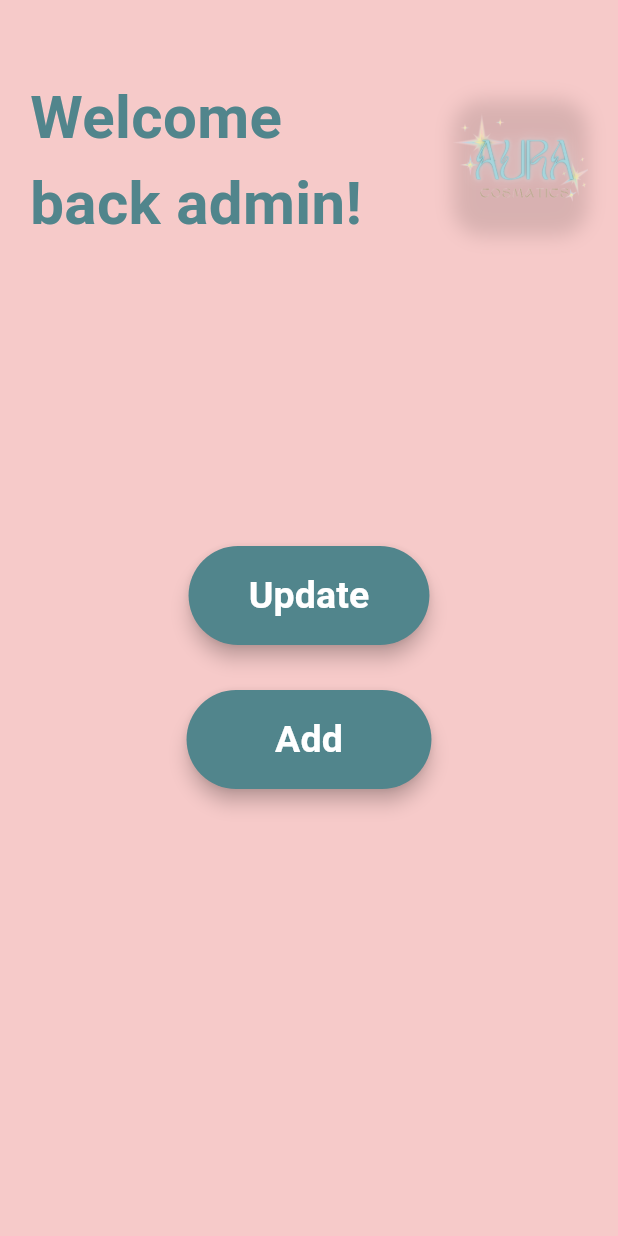
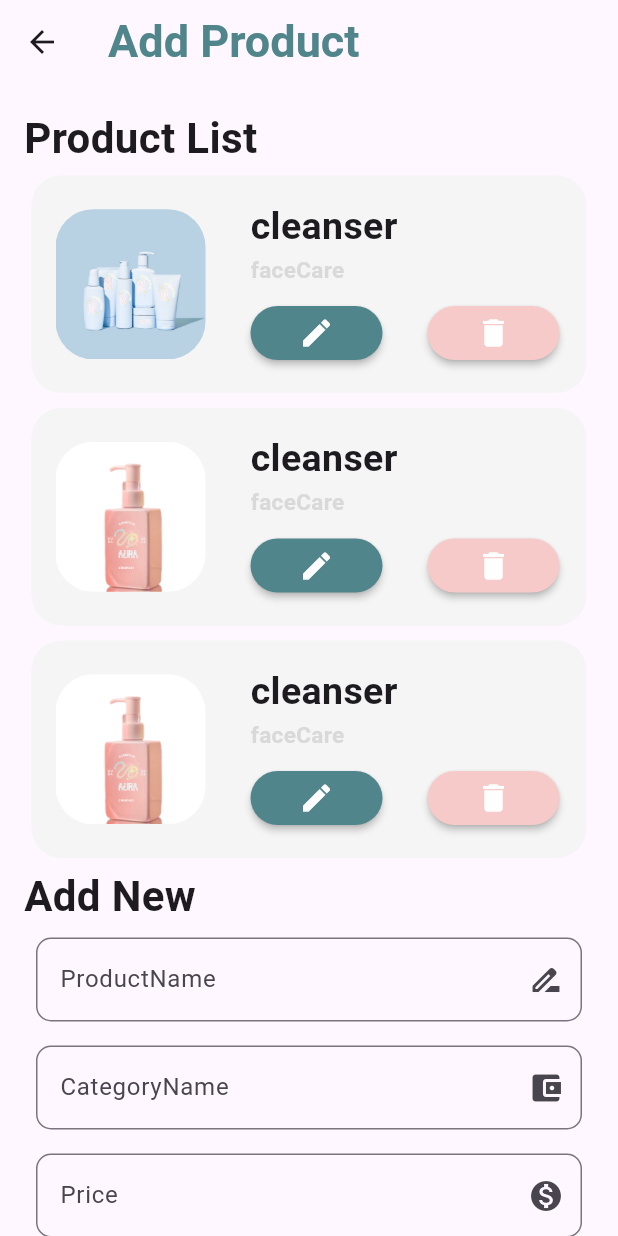
Before and after one commit to mernaatef28/aura, a Flutter app: the AdminPanel screen opened directly, after a tap on "Update", on a phone screen of 412 x 824 dp. Run offline on Flutter 3.47's test engine with Material 3 defaults, Android fonts, the phone set to English and light mode, and no system bars; our stand-ins replace bloc, carousel_slider, cloud_firestore, firebase_auth, firebase_core, flutter_bloc; missing offline and left inert: flutter_product_card; accounts and stored records are empty; network calls fail.

```diff
--- a/lib/main.dart
+++ b/lib/main.dart
@@ -23,11 +23,11 @@
   runApp(
       MaterialApp(
         debugShowCheckedModeBanner: false,
-        home : LoginPage(),
+        home : //LoginPage(),
         //ProductHomePage(),
 
         //:Categorydisplay(categoryName: "fairozi collection ") ,
-        //produactDetailspage(imageUrl: Image.asset('assets/pictures/14.png'), productName: 'Gentle Purifying Cleanser', categoryName: 'FaceCare', price: 40.4 , ) ,
+        produactDetailspage(imageUrl: Image.network("https://github.com/mernaatef28/aura/blob/main/assets/pictures/15.png?raw=true"), productName: 'Gentle Purifying Cleanser', categoryName: 'FaceCare', price: 40.4 , ) ,
       ));
 
 }
--- a/lib/screens/adminPanel.dart/addProduct.dart
+++ b/lib/screens/adminPanel.dart/addProduct.dart
@@ -7,31 +7,46 @@
 import '../../bloc/cartSkinCare/cartLogic.dart';
 import '../../bloc/cartSkinCare/cartState.dart';
 import '../../widgets/textFormFeild_Widget.dart';
-// Import the firebase_core and cloud_firestore plugin
 import 'package:firebase_core/firebase_core.dart';
 import 'package:cloud_firestore/cloud_firestore.dart';
 
-class addProduct extends StatelessWidget {
+class AddProduct extends StatelessWidget {
   final TextEditingController priceController = TextEditingController();
   final TextEditingController nameController = TextEditingController();
   final TextEditingController categoryController = TextEditingController();
   final TextEditingController imageController = TextEditingController();
+  final TextEditingController shortDescriptionController = TextEditingController();
+  final TextEditingController detailsDescriptionController = TextEditingController();
+  final TextEditingController launchingLineController = TextEditingController(); // New Controller
+
   @override
   Widget build(BuildContext context) {
-    // Create a CollectionReference called users that references the firestore collection
     CollectionReference products = FirebaseFirestore.instance.collection('products');
 
-    Future<void> addProduct() {
-      // Call the user's CollectionReference to add a new user
-      return products
-          .add({
-        'ProductName': nameController.text, // John Doe
-        'CategoryName': categoryController.text, // Stokes and Sons
-        'price': priceController.hashCode ,// 42
-        'ImageUrl': imageController.text // 42
-      })
-          .then((value) => print("product Added"))
-          .catchError((error) => print("Failed to add user: $error"));
+    Future<void> addProduct() async {
+      // Validate that fields are not empty
+      if (nameController.text.isNotEmpty &&
+          categoryController.text.isNotEmpty &&
+          priceController.text.isNotEmpty &&
+          imageController.text.isNotEmpty &&
+          shortDescriptionController.text.isNotEmpty &&
+          detailsDescriptionController.text.isNotEmpty &&
+          launchingLineController.text.isNotEmpty) { // Check new field
+        return products
+            .add({
+          'ProductName': nameController.text,
+          'CategoryName': categoryController.text,
+          'price': priceController.text,
+          'ImageUrl': imageController.text,
+          'ProductShortDescription': shortDescriptionController.text,
+          'ProductDetailsDescription': detailsDescriptionController.text,
+          'LaunchingLine': launchingLineController.text, // Add new field
+        })
+            .then((value) => print("Product Added"))
+            .catchError((error) => print("Failed to add product: $error"));
+      } else {
+        print("Please fill in all fields");
+      }
     }
 
     return BlocProvider(
@@ -43,7 +58,7 @@
           return Scaffold(
             appBar: AppBar(
               title: Text(
-                "product add",
+                "Add Product",
                 style: auraFontFayrozi30,
               ),
             ),
@@ -53,7 +68,7 @@
                 child: Column(
                   crossAxisAlignment: CrossAxisAlignment.start,
                   children: <Widget>[
-                    Text("product list", style: aurabold28),
+                    Text("Product List", style: aurabold28),
                     for (int i = 0; i < productLists2.length; i++)
                       AddProductCard(
                         addProductCategory: productLists2[i].categoryName,
@@ -62,15 +77,51 @@
                         addproductName: productLists2[i].productName,
                       ),
 
-                    // add new product to the list
-                    Text("add new ", style: aurabold28),
+                    Text("Add New", style: aurabold28),
 
-                    TextformfeildWidget(Controller: nameController, feildName: 'ProductName', icon: Icon(Icons.drive_file_rename_outline),) ,
-                    TextformfeildWidget(Controller: categoryController, feildName: 'CategoryName', icon: Icon(Icons.account_balance_wallet),) ,
-                    TextformfeildWidget(Controller: priceController, feildName: "price", icon: Icon(Icons.monetization_on),) ,
-                    TextformfeildWidget(Controller: imageController, feildName: "ImageUrl", icon: Icon(Icons.image)) ,
-                    Center(child: btnCal(text: "Add Product", c: firozi, event:  addProduct , textColor: Colors.white)),
-
+                    TextformfeildWidget(
+                      Controller: nameController,
+                      feildName: 'ProductName',
+                      icon: Icon(Icons.drive_file_rename_outline),
+                    ),
+                    TextformfeildWidget(
+                      Controller: categoryController,
+                      feildName: 'CategoryName',
+                      icon: Icon(Icons.account_balance_wallet),
+                    ),
+                    TextformfeildWidget(
+                      Controller: priceController,
+                      feildName: "Price",
+                      icon: Icon(Icons.monetization_on),
+                    ),
+                    TextformfeildWidget(
+                      Controller: imageController,
+                      feildName: "ImageUrl",
+                      icon: Icon(Icons.image),
+                    ),
+                    TextformfeildWidget(
+                      Controller: shortDescriptionController,
+                      feildName: "Short Description",
+                      icon: Icon(Icons.description),
+                    ),
+                    TextformfeildWidget(
+                      Controller: detailsDescriptionController,
+                      feildName: "Details Description",
+                      icon: Icon(Icons.description_outlined),
+                    ),
+                    TextformfeildWidget(
+                      Controller: launchingLineController, // New TextFormField
+                      feildName: "Launching Line",
+                      icon: Icon(Icons.label),
+                    ),
+                    Center(
+                      child: btnCal(
+                        text: "Add Product",
+                        c: firozi,
+                        event: addProduct,
+                        textColor: Colors.white,
+                      ),
+                    ),
                   ],
                 ),
               ),
--- a/lib/screens/adminPanel.dart/adminPanelHome.dart
+++ b/lib/screens/adminPanel.dart/adminPanelHome.dart
@@ -1,3 +1,4 @@
+import 'package:aura/screens/adminPanel.dart/addProduct.dart';
 import 'package:aura/widgets/btn.dart';
 import 'package:flutter/material.dart';
 import 'package:aura/localVariables/local_variables.dart';
@@ -46,8 +47,20 @@
         Center(
             child: Column(
                 children: [
-                  ElevatedButton(
-                    onPressed: () {},
+            Center(
+            child: ElevatedButton(
+            onPressed: (){
+            // Navigate to the CategoryDisplay page when a category is tapped
+            print("Navigating to AddProduct page");
+
+        Navigator.push(
+        context,
+        MaterialPageRoute(
+          builder: (context) =>
+              AddProduct(),
+        ),
+      );
+    },
       style: ElevatedButton.styleFrom(
         backgroundColor: firozi,
         padding: EdgeInsets.symmetric(vertical: 15, horizontal: 40),
@@ -60,14 +73,22 @@
         'Update',
         style: TextStyle(
           color: Colors.white,
-                        fontSize:25,
+          fontSize: 25,
           fontWeight: FontWeight.bold,
         ),
       ),
     ),
+    ),
     SizedBox(height: 30),
-                  ElevatedButton(
-                    onPressed: () {},
+    Center(
+    child: ElevatedButton(
+    onPressed: () {
+    print("Navigating to AddProduct");
+    Navigator.push(
+    context,
+    MaterialPageRoute(builder: (context) => AddProduct()), // Make sure this is correct
+    );
+    },
     style: ElevatedButton.styleFrom(
     backgroundColor: firozi,
     padding: EdgeInsets.symmetric(vertical: 15, horizontal: 40),
@@ -85,12 +106,16 @@
     ),
     ),
     ),
-                ],
-              ),
     ),
     ],
     ),
     ),
+    ]
+    ,
+    )
+    ,
+    )
+    ,
     );
   }
 }
```
Also changed, not shown: 1 other file. Lines whose indentation alone changed are shown as unchanged.
